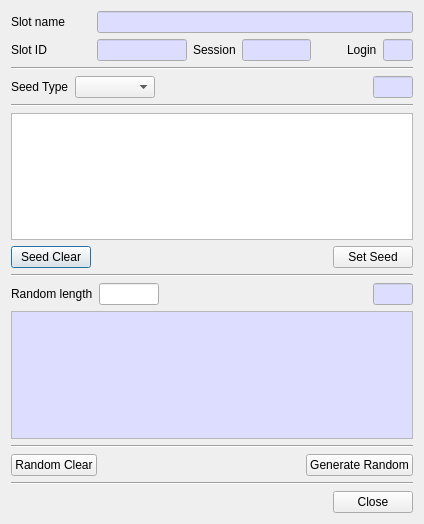
First picture: the form in CryptokiMan/rand_dlg.ui, repository jykim74/CryptokiMan, before the edit.
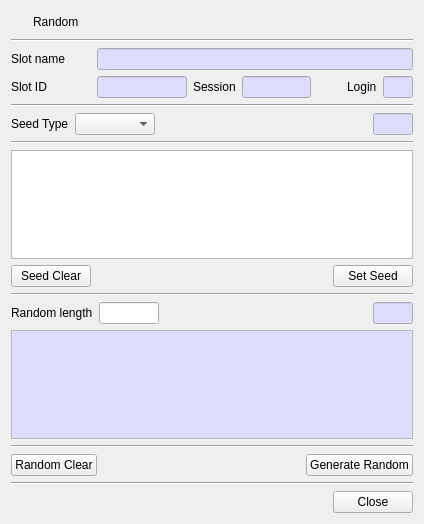
Second picture: the form after the edit. Icons and pictures are not drawn.

Patch:
```diff
--- a/CryptokiMan/rand_dlg.ui
+++ b/CryptokiMan/rand_dlg.ui
@@ -14,6 +14,50 @@
    <string>Random</string>
   </property>
   <layout class="QVBoxLayout" name="verticalLayout">
+   <item>
+    <layout class="QGridLayout" name="gridLayout_7">
+     <item row="0" column="0">
+      <widget class="QPushButton" name="pushButton">
+       <property name="minimumSize">
+        <size>
+         <width>16</width>
+         <height>0</height>
+        </size>
+       </property>
+       <property name="maximumSize">
+        <size>
+         <width>16</width>
+         <height>16777215</height>
+        </size>
+       </property>
+       <property name="text">
+        <string/>
+       </property>
+       <property name="icon">
+        <iconset resource="cryptokiman.qrc">
+         <normaloff>:/images/dice.png</normaloff>:/images/dice.png</iconset>
+       </property>
+       <property name="flat">
+        <bool>true</bool>
+       </property>
+      </widget>
+     </item>
+     <item row="0" column="1">
+      <widget class="QLabel" name="label_2">
+       <property name="text">
+        <string>Random</string>
+       </property>
+      </widget>
+     </item>
+    </layout>
+   </item>
+   <item>
+    <widget class="Line" name="line_6">
+     <property name="orientation">
+      <enum>Qt::Horizontal</enum>
+     </property>
+    </widget>
+   </item>
    <item>
     <layout class="QGridLayout" name="gridLayout">
      <property name="topMargin">
```
Left out of the diff: 4 changed lines with no effect on the pictures.
